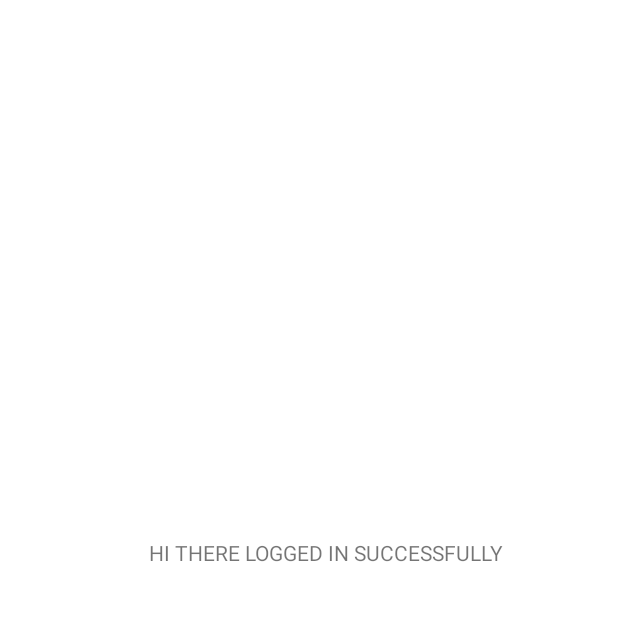
After one commit to nikhiltomar2690/Ms_Engage_FacePayment, an Android app: the home screen opened directly, with no data from a screen before it, on a phone screen of 412 x 824 dp, the top half of it. The commit adds this screen. Run offline under Robolectric (Android 15) with nearby library versions, the phone set to English and light mode, and no system bars; our stand-ins replace Firebase (no records; nobody signed in at launch, a user with empty details on screens opened directly).

```diff
--- a/app/build.gradle
+++ b/app/build.gradle
@@ -2,6 +2,7 @@ plugins {
     id 'com.android.application'
     id 'org.jetbrains.kotlin.android'
     id 'kotlin-kapt'
+    id 'com.google.gms.google-services'
 }
 
 android {
@@ -40,7 +41,9 @@ dependencies {
     implementation 'androidx.appcompat:appcompat:1.4.1'
     implementation 'com.google.android.material:material:1.6.0'
     implementation 'androidx.constraintlayout:constraintlayout:2.1.3'
+    implementation 'com.google.firebase:firebase-auth:21.0.1'
     testImplementation 'junit:junit:4.13.2'
     androidTestImplementation 'androidx.test.ext:junit:1.1.3'
     androidTestImplementation 'androidx.test.espresso:espresso-core:3.4.0'
+    implementation 'io.github.chaosleung:pinview:1.4.4'
 }
--- a/app/src/main/AndroidManifest.xml
+++ b/app/src/main/AndroidManifest.xml
@@ -9,6 +9,9 @@
         android:roundIcon="@mipmap/ic_launcher_round"
         android:supportsRtl="true"
         android:theme="@style/Theme.Msengage">
+        <activity
+            android:name=".home"
+            android:exported="false" />
         <activity
             android:name=".otpenter"
             android:exported="false" />
--- /dev/null
+++ b/app/src/main/java/com/example/msengage/home.kt
@@ -0,0 +1,18 @@
+package com.example.msengage
+
+import androidx.appcompat.app.AppCompatActivity
+import android.os.Bundle
+import com.google.firebase.auth.FirebaseAuth
+
+class home : AppCompatActivity() {
+
+    lateinit var auth: FirebaseAuth
+
+    override fun onCreate(savedInstanceState: Bundle?) {
+        super.onCreate(savedInstanceState)
+        setContentView(R.layout.activity_home)
+        auth= FirebaseAuth.getInstance()
+        var currentUser=auth.currentUser
+
+    }
+}
--- /dev/null
+++ b/app/src/main/res/layout/activity_home.xml
@@ -0,0 +1,22 @@
+<?xml version="1.0" encoding="utf-8"?>
+<androidx.constraintlayout.widget.ConstraintLayout xmlns:android="http://schemas.android.com/apk/res/android"
+    xmlns:app="http://schemas.android.com/apk/res-auto"
+    xmlns:tools="http://schemas.android.com/tools"
+    android:layout_width="match_parent"
+    android:layout_height="match_parent"
+    tools:context=".home">
+
+    <TextView
+        android:id="@+id/textView"
+        android:layout_width="wrap_content"
+        android:layout_height="wrap_content"
+        android:layout_marginStart="188dp"
+        android:layout_marginTop="312dp"
+        android:layout_marginEnd="165dp"
+        android:layout_marginBottom="400dp"
+        android:text="HI THERE LOGGED IN SUCCESSFULLY"
+        app:layout_constraintBottom_toBottomOf="parent"
+        app:layout_constraintEnd_toEndOf="parent"
+        app:layout_constraintStart_toStartOf="parent"
+        app:layout_constraintTop_toTopOf="parent" />
+</androidx.constraintlayout.widget.ConstraintLayout>
--- a/app/src/main/res/values/strings.xml
+++ b/app/src/main/res/values/strings.xml
@@ -2,5 +2,6 @@
     <string name="app_name">msengage</string>
 
     <string name="firstone">Make Paying Secure With\nFace</string>
-    <string name="signuplink">Don\'t Have An Account ?<font color = "#01FEDD"><u> SignUp</u></font></string>
+    <string name="signuplink">Don\'t Have An Account ?<font color="#01FEDD"><u> SignUp</u></font></string>
+    <string name="textview">TextView</string>
 </resources>
--- a/build.gradle
+++ b/build.gradle
@@ -1,4 +1,8 @@
-// Top-level build file where you can add configuration options common to all sub-projects/modules.
+buildscript {
+    dependencies {
+        classpath 'com.google.gms:google-services:4.3.10'
+    }
+}// Top-level build file where you can add configuration options common to all sub-projects/modules.
 plugins {
     id 'com.android.application' version '7.1.2' apply false
     id 'com.android.library' version '7.1.2' apply false
```
Also changed, not shown: app/src/main/java/com/example/msengage/login.kt (+76 -1 lines), app/src/main/java/com/example/msengage/otpenter.kt (+45 -0 lines), app/src/main/res/layout/activity_otpenter.xml (+59 -4 lines), app/src/main/res/drawable-v24/otpimage.png (added), 2 other files.
